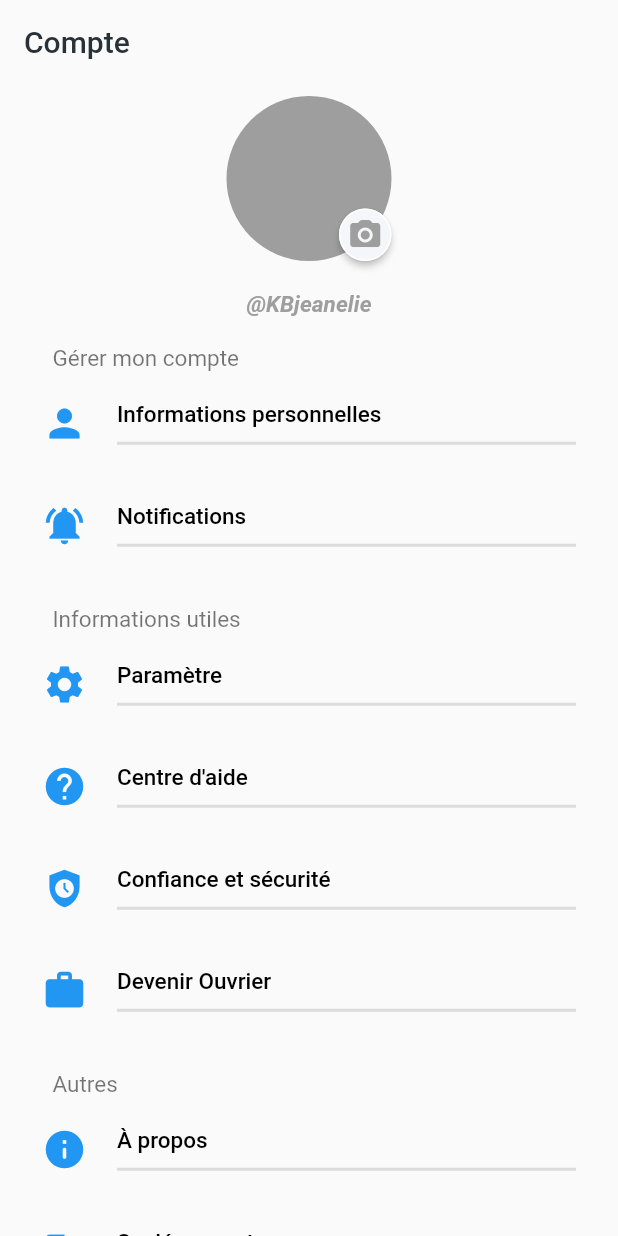
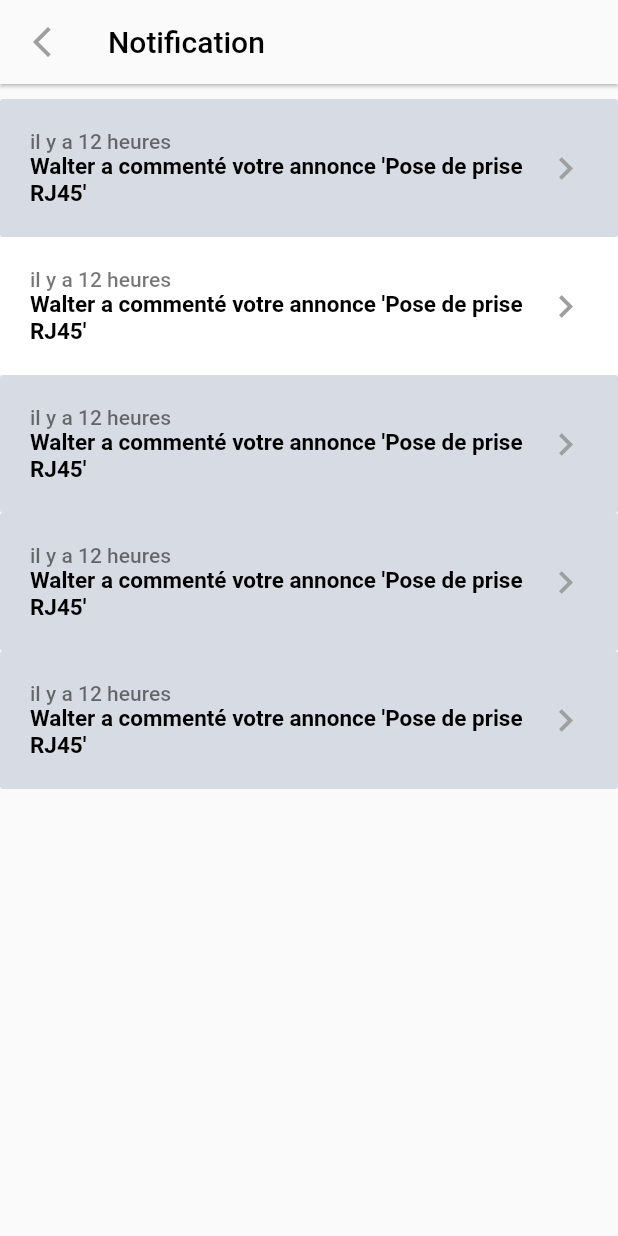
Before and after one commit to gloirebeniche/oppuss, a Flutter app: the AccountView screen opened directly, after a tap on "Notifications", on a phone screen of 412 x 824 dp. Run offline on Flutter 3.47's test engine with Material 2 defaults, Android fonts, the phone set to English and light mode, and no system bars; our stand-ins replace flutter_svg, go_router, google_fonts, pinput.

Commit message:
Ajout de l'interface pour consulter les notifications

```diff
--- a/lib/particulars/account_view.dart
+++ b/lib/particulars/account_view.dart
@@ -1,4 +1,5 @@
 import 'package:flutter/material.dart';
+import 'package:oppuss/particulars/notification_view.dart';
 import 'package:oppuss/particulars/profile_edit_view.dart';
 import 'package:oppuss/utils/theme.dart';
 
@@ -30,7 +31,10 @@ class AccountView extends StatelessWidget {
           ProfileMenuWidget(
             text: "Notifications",
             icon: Icons.notifications_active,
-            press: (){}
+            press: (){
+              Navigator.push(context, MaterialPageRoute(
+                builder: (context) => const NotificationView()));
+            }
           ),
           const SizedBox(height: 20,),
           const textProfileManage(text: "Informations utiles"),
--- a/lib/particulars/notification_view.dart
+++ b/lib/particulars/notification_view.dart
@@ -0,0 +1,191 @@
+import 'package:flutter/material.dart';
+
+class NotificationView extends StatelessWidget {
+  const NotificationView({super.key});
+
+  @override
+  Widget build(BuildContext context) {
+    return Scaffold(
+      appBar: AppBar(
+        backgroundColor: Theme.of(context).scaffoldBackgroundColor,
+        elevation: 1,
+        title: const Text("Notification", style: TextStyle(color: Colors.black),),
+        leading: IconButton(
+          icon: const Icon(Icons.arrow_back_ios_new),
+          color: Colors.grey,
+          onPressed: () { Navigator.pop(context); },
+        ),
+      ),
+      body: ListView(
+        padding: const EdgeInsets.only(top: 10),
+        children: [
+          MaterialButton(
+            padding: const EdgeInsets.all(20),
+            color: const Color.fromARGB(255, 215, 220, 228),
+            elevation: 0,
+            onPressed: () {  },
+            child: Row(
+              children: [
+                Expanded(
+                  child: Column(
+                    crossAxisAlignment: CrossAxisAlignment.start,
+                    children: const [
+                      Text(
+                        "il y a 12 heures",
+                        style: TextStyle(color: Colors.black54),),
+                      Text(
+                        "Walter a commenté votre annonce 'Pose de prise RJ45'",
+                        style: TextStyle(
+                          color: Colors.black,
+                          fontSize: 15,
+                          fontWeight: FontWeight.bold
+                        ),
+                      ),
+                    ],
+                  ),
+                ),
+                const Icon(Icons.keyboard_arrow_right_sharp,
+                  size: 30,
+                  color: Colors.grey
+                ),
+              ],
+            ),
+          ),
+
+
+          MaterialButton(
+            padding: const EdgeInsets.all(20),
+            color: Colors.white,
+            elevation: 0,
+            onPressed: () {  },
+            child: Row(
+              children: [
+                Expanded(
+                  child: Column(
+                    crossAxisAlignment: CrossAxisAlignment.start,
+                    children: const [
+                      Text(
+                        "il y a 12 heures",
+                        style: TextStyle(color: Colors.black54),),
+                      Text(
+                        "Walter a commenté votre annonce 'Pose de prise RJ45'",
+                        style: TextStyle(
+                          color: Colors.black,
+                          fontSize: 15,
+                          fontWeight: FontWeight.bold
+                        ),
+                      ),
+                    ],
+                  ),
+                ),
+                const Icon(Icons.keyboard_arrow_right_sharp,
+                  size: 30,
+                  color: Colors.grey
+                ),
+              ],
+            ),
+          ),
+
+          MaterialButton(
+            padding: const EdgeInsets.all(20),
+            color: const Color.fromARGB(255, 215, 220, 228),
+            elevation: 0,
+            onPressed: () {  },
+            child: Row(
+              children: [
+                Expanded(
+                  child: Column(
+                    crossAxisAlignment: CrossAxisAlignment.start,
+                    children: const [
+                      Text(
+                        "il y a 12 heures",
+                        style: TextStyle(color: Colors.black54),),
+                      Text(
+                        "Walter a commenté votre annonce 'Pose de prise RJ45'",
+                        style: TextStyle(
+                          color: Colors.black,
+                          fontSize: 15,
+                          fontWeight: FontWeight.bold
+                        ),
+                      ),
+                    ],
+                  ),
+                ),
+                const Icon(Icons.keyboard_arrow_right_sharp,
+                  size: 30,
+                  color: Colors.grey
+                ),
+              ],
+            ),
+          ),
+
+          MaterialButton(
+            padding: const EdgeInsets.all(20),
+            color: const Color.fromARGB(255, 215, 220, 228),
+            elevation: 0,
+            onPressed: () {  },
+            child: Row(
+              children: [
+                Expanded(
+                  child: Column(
+                    crossAxisAlignment: CrossAxisAlignment.start,
+                    children: const [
+                      Text(
+                        "il y a 12 heures",
+                        style: TextStyle(color: Colors.black54),),
+                      Text(
+                        "Walter a commenté votre annonce 'Pose de prise RJ45'",
+                        style: TextStyle(
+                          color: Colors.black,
+                          fontSize: 15,
+                          fontWeight: FontWeight.bold
+                        ),
+                      ),
+                    ],
+                  ),
+                ),
+                const Icon(Icons.keyboard_arrow_right_sharp,
+                  size: 30,
+                  color: Colors.grey
+                ),
+              ],
+            ),
+          ),
+
+          MaterialButton(
+            padding: const EdgeInsets.all(20),
+            color: const Color.fromARGB(255, 215, 220, 228),
+            elevation: 0,
+            onPressed: () {  },
+            child: Row(
+              children: [
+                Expanded(
+                  child: Column(
+                    crossAxisAlignment: CrossAxisAlignment.start,
+                    children: const [
+                      Text(
+                        "il y a 12 heures",
+                        style: TextStyle(color: Colors.black54),),
+                      Text(
+                        "Walter a commenté votre annonce 'Pose de prise RJ45'",
+                        style: TextStyle(
+                          color: Colors.black,
+                          fontSize: 15,
+                          fontWeight: FontWeight.bold
+                        ),
+                      ),
+                    ],
+                  ),
+                ),
+                const Icon(Icons.keyboard_arrow_right_sharp,
+                  size: 30,
+                  color: Colors.grey
+                ),
+              ],
+            ),
+          ),
+        ],
+      )
+    );
+  }
+}
```
